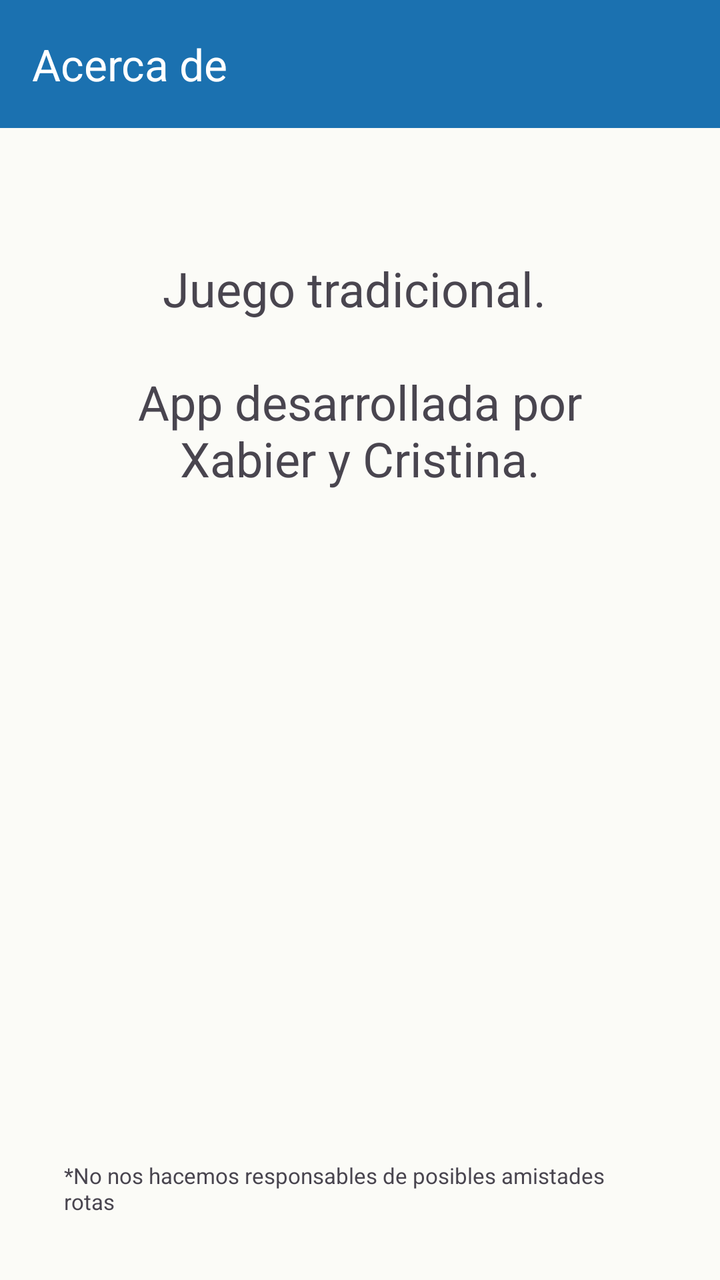
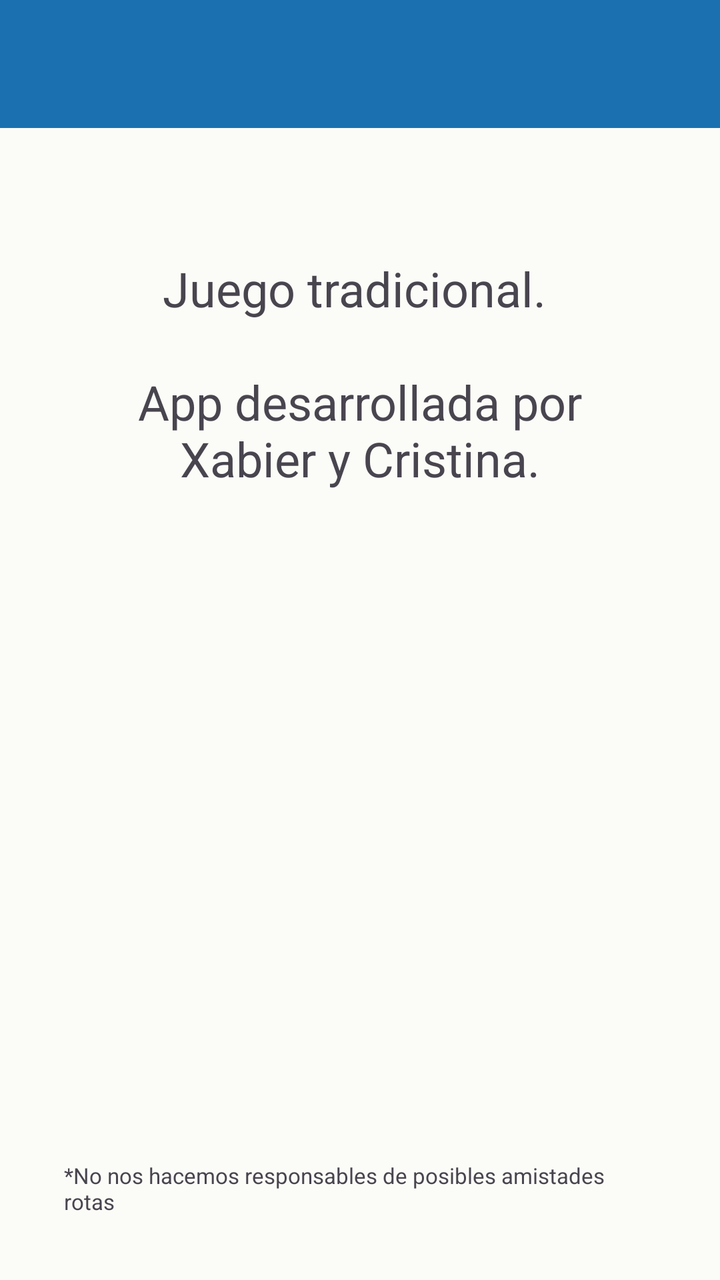

An Android layout rendered at two revisions. The XML below is the earlier revision; the diff shows what the commit changed to produce the second picture.
<!-- AndroidManifest.xml: application theme AppTheme -->
<!-- res/layout/activity_aboutpage.xml -->
<?xml version="1.0" encoding="utf-8"?>
<LinearLayout xmlns:android="http://schemas.android.com/apk/res/android"
    xmlns:app="http://schemas.android.com/apk/res-auto"
    xmlns:tools="http://schemas.android.com/tools"
    android:layout_width="match_parent"
    android:layout_height="match_parent"
    android:orientation="vertical"
    tools:context=".Aboutpage">

    <com.google.android.material.appbar.MaterialToolbar
        android:id="@+id/toolbar"
        android:layout_width="match_parent"
        android:layout_height="?attr/actionBarSize"
        android:background="?attr/colorPrimary"
        app:title="@string/AboutPage"
        app:titleTextColor="?attr/colorOnPrimary" />

    <androidx.constraintlayout.widget.ConstraintLayout
        android:layout_width="match_parent"
        android:layout_height="0dp"
        android:layout_weight="1">

        <TextView
            android:id="@+id/textView"
            android:layout_width="0dp"
            android:layout_height="wrap_content"
            android:layout_marginStart="32dp"
            android:layout_marginTop="64dp"
            android:layout_marginEnd="32dp"
            android:gravity="center"
            android:text="@string/about_texto"
            android:textSize="24sp"
            app:layout_constraintEnd_toEndOf="parent"
            app:layout_constraintStart_toStartOf="parent"
            app:layout_constraintTop_toTopOf="parent" />

        <TextView
            android:id="@+id/textView7"
            android:layout_width="0dp"
            android:layout_height="wrap_content"
            android:layout_marginStart="32dp"
            android:layout_marginEnd="32dp"
            android:layout_marginBottom="32dp"
            android:text="@string/about_disclaimer"
            android:textSize="11sp"
            app:layout_constraintBottom_toBottomOf="parent"
            app:layout_constraintEnd_toEndOf="parent"
            app:layout_constraintStart_toStartOf="parent" />
    </androidx.constraintlayout.widget.ConstraintLayout>

</LinearLayout>
<!-- resources referenced by this layout -->
<resources>
  <string name="AboutPage">Acerca de</string>
  <string name="about_disclaimer">*No nos hacemos responsables de posibles amistades rotas</string>
  <string name="about_texto">Juego tradicional. \n \nApp desarrollada por Xabier y Cristina.</string>
  <style name="AppTheme" parent="Theme.Material3.DayNight.NoActionBar">
          <item name="colorPrimary">@color/colorPrimary</item>
          <item name="colorOnPrimary">@color/onPrimary</item>
          <item name="colorPrimaryContainer">@color/primaryContainer</item>
          <item name="colorOnPrimaryContainer">@color/onPrimaryContainer</item>
          <item name="colorSecondary">@color/verde</item>
          <item name="colorOnSecondary">@color/onSecondary</item>
          <item name="colorSecondaryContainer">@color/secondaryContainer</item>
          <item name="colorOnSecondaryContainer">@color/onSecondaryContainer</item>
          <item name="colorSurface">@color/surface</item>
          <item name="colorOnSurface">@color/onSurface</item>
          <item name="colorSurfaceVariant">@color/surfaceVariant</item>
          <item name="colorOnSurfaceVariant">@color/onSurfaceVariant</item>
          <item name="colorOutline">@color/outline</item>
          <item name="android:colorBackground">@color/surface</item>
          <item name="colorOnBackground">@color/onSurface</item>
      </style>
  <color name="colorPrimary">#1b71b0</color>
  <color name="onPrimary">#FFFFFF</color>
  <color name="primaryContainer">#D3E4FF</color>
  <color name="onPrimaryContainer">#001C38</color>
  <color name="verde">#00b300</color>
  <color name="onSecondary">#FFFFFF</color>
  <color name="secondaryContainer">#C6F6C6</color>
  <color name="onSecondaryContainer">#00390A</color>
  <color name="surface">#FBFBF7</color>
  <color name="onSurface">#1A1C1E</color>
  <color name="surfaceVariant">#E1E4E8</color>
  <color name="onSurfaceVariant">#43474E</color>
  <color name="outline">#73777F</color>
</resources>

<!-- the commit's change to res/layout/activity_aboutpage.xml (unified diff, before → after) -->
@@ -7,12 +7,13 @@
     android:orientation="vertical"
     tools:context=".Aboutpage">
 
+    
     <com.google.android.material.appbar.MaterialToolbar
         android:id="@+id/toolbar"
         android:layout_width="match_parent"
         android:layout_height="?attr/actionBarSize"
         android:background="?attr/colorPrimary"
-        app:title="@string/AboutPage"
+        app:navigationIconTint="?attr/colorOnPrimary"
         app:titleTextColor="?attr/colorOnPrimary" />
 
     <androidx.constraintlayout.widget.ConstraintLayout
<!-- resource entries referenced after the edit -->
@@ -1,6 +1,5 @@
 <!-- resources referenced by this layout -->
 <resources>
-  <string name="AboutPage">Acerca de</string>
   <string name="about_disclaimer">*No nos hacemos responsables de posibles amistades rotas</string>
   <string name="about_texto">Juego tradicional. \n \nApp desarrollada por Xabier y Cristina.</string>
   <style name="AppTheme" parent="Theme.Material3.DayNight.NoActionBar">
